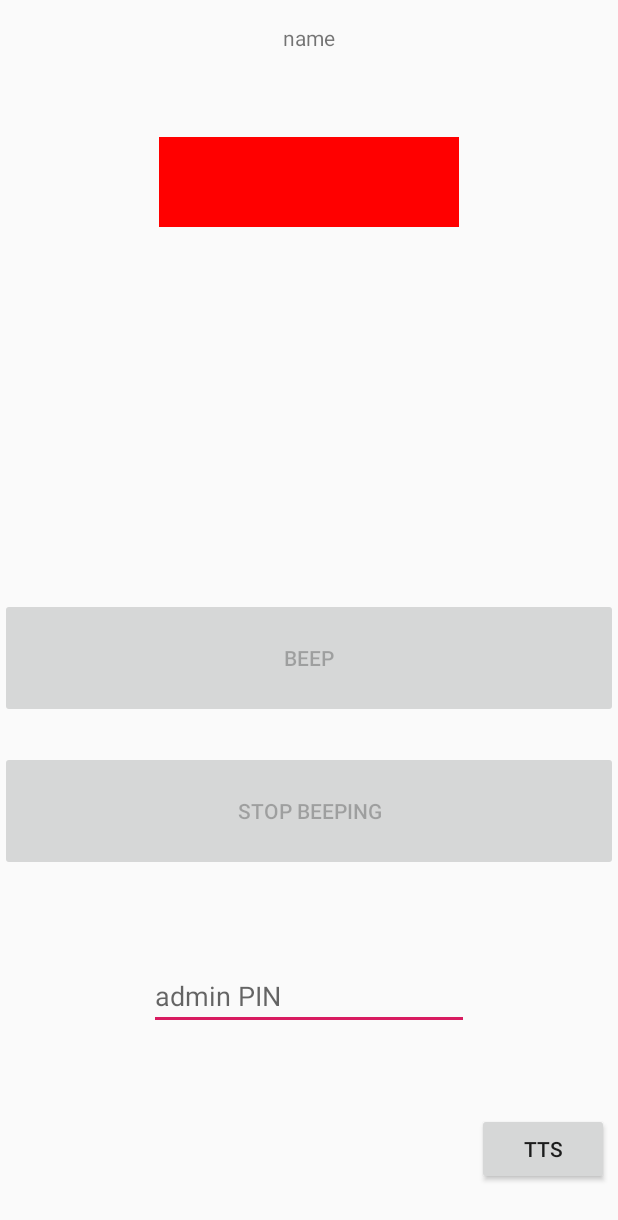
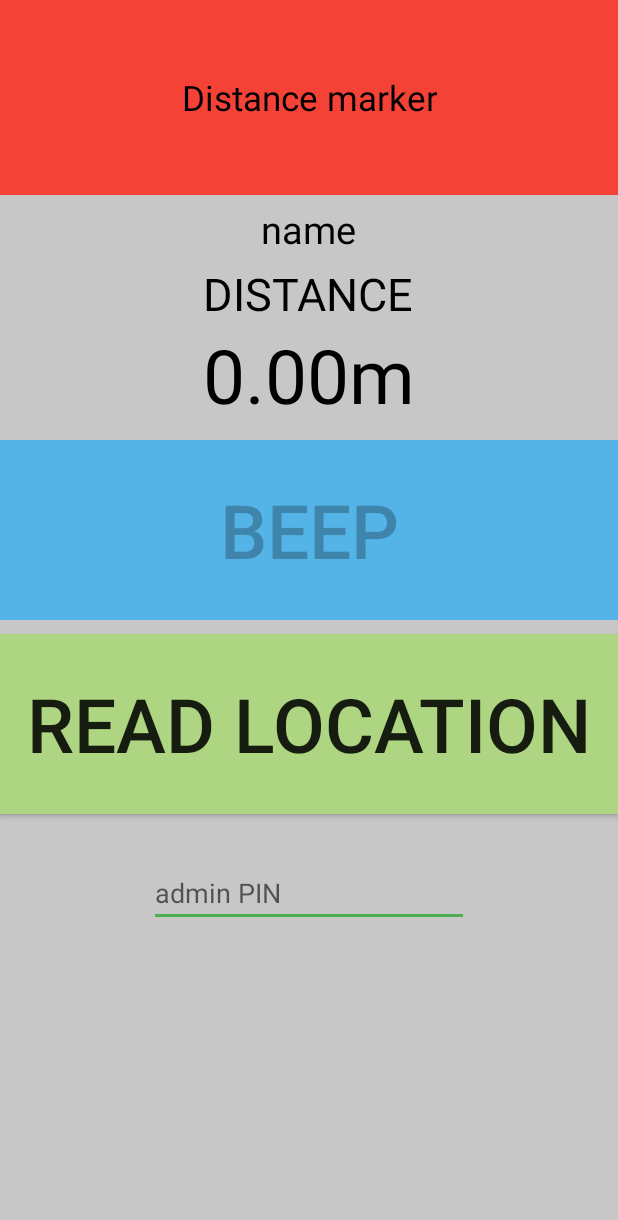
Before and after one commit to Tamjow/PedestrianButtons, an Android app: the layout activity_peripheral_control.xml on its own in the app's theme, with its tools: preview values and no code run, on a phone screen of 412 x 824 dp. Shown: the top 1220 px of the screen. Run offline under Robolectric (Android 15) with nearby library versions, the phone set to English and light mode, and no system bars.

Commit message:
cleanup + ui improvements

```diff
--- a/app/src/main/java/mateusz/holtyn/pedestrianbuttons/ui/SettingsActivity.java
+++ b/app/src/main/java/mateusz/holtyn/pedestrianbuttons/ui/SettingsActivity.java
@@ -44,6 +44,7 @@ public class SettingsActivity extends AppCompatActivity {
                 .beginTransaction()
                 .replace(R.id.settings, new SettingsFragment())
                 .commit();
+        setTheme(R.style.CustomPreferenceTheme);
         ActionBar actionBar = getSupportActionBar();
         if (actionBar != null) {
             actionBar.setDisplayHomeAsUpEnabled(true);
@@ -64,6 +65,7 @@ public class SettingsActivity extends AppCompatActivity {
 
         @Override
         public void onCreatePreferences(Bundle savedInstanceState, String rootKey) {
+
             setPreferencesFromResource(R.xml.root_preferences, rootKey);
             initHandler();
             gson = new Gson();
--- a/app/src/main/res/layout/activity_peripheral_control.xml
+++ b/app/src/main/res/layout/activity_peripheral_control.xml
@@ -2,114 +2,121 @@
 <RelativeLayout xmlns:android="http://schemas.android.com/apk/res/android"
     android:layout_width="match_parent"
     android:layout_height="match_parent"
-    android:orientation="vertical">
+    android:orientation="vertical"
+    android:background="#34000000">
 
     <TextView
         android:id="@+id/nameTextView"
         android:layout_width="wrap_content"
         android:layout_height="wrap_content"
+        android:layout_below="@+id/rectangle"
         android:layout_centerHorizontal="true"
-        android:layout_marginTop="15dp"
-        android:text="name" />
+        android:layout_marginTop="5dp"
+        android:text="name"
+        android:textColor="#000000"
+        android:textSize="25sp" />
 
     <TextView
-        android:id="@+id/rssiTextView"
+        android:id="@+id/distanceTextStatic"
         android:layout_width="wrap_content"
         android:layout_height="wrap_content"
         android:layout_below="@+id/nameTextView"
         android:layout_centerHorizontal="true"
-        android:layout_marginTop="16dp" />
+        android:layout_marginTop="5dp"
+        android:text="DISTANCE"
+        android:textSize="30sp"
+        android:textColor="#000000" />
+    <TextView
+        android:id="@+id/distanceTextView"
+        android:layout_width="wrap_content"
+        android:layout_height="wrap_content"
+        android:layout_below="@+id/distanceTextStatic"
+        android:layout_centerHorizontal="true"
+        android:text="0.00m"
+        android:textSize="50sp"
+        android:textColor="#000000" />
 
     <LinearLayout
         android:id="@+id/rectangle"
-        android:layout_width="200dp"
-        android:layout_height="60dp"
-        android:layout_below="@+id/rssiTextView"
-        android:layout_centerHorizontal="true"
-        android:layout_marginTop="21dp"
-        android:background="#FF0000"
-        android:orientation="vertical"
-        android:padding="10dp">
+        android:layout_width="fill_parent"
+        android:layout_height="130dp"
+        android:layout_alignParentTop="true"
+        android:layout_marginTop="0dp"
+        android:background="#F44336"
+        android:gravity="center"
+        android:orientation="vertical">
+
+        <TextView
+            android:layout_width="wrap_content"
+            android:layout_height="wrap_content"
+            android:gravity="center"
+            android:text="Distance marker"
+            android:textColor="#000000"
+            android:textSize="23sp" />
 
     </LinearLayout>
-
-    <TextView
-        android:id="@+id/msgTextView"
-        android:layout_width="wrap_content"
-        android:layout_height="wrap_content"
-        android:layout_above="@+id/ttsButton"
-        android:layout_centerHorizontal="true"
-        android:layout_marginTop="16dp"
-        android:layout_marginBottom="104dp"
-        android:text="" />
 
     <Button
         android:id="@+id/startBeepingButton"
         android:layout_width="fill_parent"
-        android:layout_height="80dp"
-        android:layout_above="@+id/stopBeepingButton"
-        android:layout_alignParentStart="true"
+        android:layout_height="120dp"
+        android:layout_below="@+id/distanceTextView"
         android:layout_alignParentEnd="true"
-        android:layout_centerHorizontal="true"
-        android:layout_marginBottom="22dp"
+        android:layout_marginTop="10dp"
+        android:background="#9200A6FF"
         android:enabled="false"
-        android:text="beep" />
-
-    <Button
-        android:id="@+id/stopBeepingButton"
-        android:layout_width="fill_parent"
-        android:layout_height="80dp"
-        android:layout_above="@+id/msgTextView"
-        android:layout_alignParentStart="true"
-        android:layout_alignParentEnd="true"
-        android:layout_centerHorizontal="true"
-        android:layout_marginBottom="22dp"
-        android:enabled="false"
-        android:text="stop beeping" />
+        android:text="beep"
+        android:textSize="50sp" />
 
     <Button
         android:id="@+id/ttsButton"
-        android:layout_width="wrap_content"
-        android:layout_height="wrap_content"
+        android:layout_width="fill_parent"
+        android:layout_height="120dp"
+        android:layout_below="@+id/startBeepingButton"
         android:layout_alignParentEnd="true"
-        android:layout_alignParentBottom="true"
-        android:layout_marginEnd="6dp"
-        android:layout_marginBottom="34dp"
+        android:layout_marginTop="9dp"
         android:onClick="onTTS"
-        android:text="TTS" />
+        android:text="READ LOCATION"
+        android:background="#AED581"
+        android:textSize="50sp" />
 
     <EditText
         android:importantForAutofill="no"
         android:id="@+id/passwordSettings"
         android:layout_width="wrap_content"
         android:layout_height="wrap_content"
-        android:layout_above="@+id/highButton"
-        android:layout_marginBottom="54dp"
+        android:layout_below="@+id/ttsButton"
+        android:layout_marginTop="30dp"
         android:layout_centerHorizontal="true"
         android:hint="admin PIN"
         android:ems="10"
         android:inputType="numberPassword"
         android:maxLength="4" />
 
+    <LinearLayout
+        android:layout_width="fill_parent"
+        android:layout_height="wrap_content"
+        android:layout_below="@+id/passwordSettings"
+        android:layout_centerHorizontal="true"
+        android:layout_marginTop="40dp"
+        android:orientation="horizontal"
+        android:gravity="center">
+
         <Button
             android:id="@+id/lowButton"
             android:layout_width="wrap_content"
-        android:layout_height="wrap_content"
-        android:layout_alignParentBottom="true"
-        android:layout_marginBottom="35dp"
+            android:layout_height="60dp"
             android:enabled="false"
             android:text="LOW"
+            android:layout_weight="1"
             android:onClick="onLow"
             android:visibility="invisible" />
 
         <Button
             android:id="@+id/midButton"
             android:layout_width="wrap_content"
-        android:layout_height="wrap_content"
-        android:layout_alignParentBottom="true"
-        android:layout_marginStart="18dp"
-        android:layout_marginBottom="35dp"
-        android:layout_toEndOf="@+id/lowButton"
+            android:layout_height="60dp"
+            android:layout_weight="1"
             android:enabled="false"
             android:text="MID"
             android:onClick="onMid"
@@ -118,15 +125,13 @@
         <Button
             android:id="@+id/highButton"
             android:layout_width="wrap_content"
-        android:layout_height="wrap_content"
-        android:layout_alignParentBottom="true"
-        android:layout_marginStart="21dp"
-        android:layout_marginBottom="35dp"
-        android:layout_toEndOf="@+id/midButton"
+            android:layout_height="60dp"
+            android:layout_weight="1"
             android:enabled="false"
             android:text="HIGH"
             android:onClick="onHigh"
             android:visibility="invisible" />
+    </LinearLayout>
 
 
 </RelativeLayout>
--- a/app/src/main/res/values/colors.xml
+++ b/app/src/main/res/values/colors.xml
@@ -1,6 +1,6 @@
 <?xml version="1.0" encoding="utf-8"?>
 <resources>
-    <color name="colorPrimary">#008577</color>
-    <color name="colorPrimaryDark">#00574B</color>
-    <color name="colorAccent">#D81B60</color>
+    <color name="colorPrimary">#4CAF50</color>
+    <color name="colorPrimaryDark">#3C3F41</color>
+    <color name="colorAccent">#4CAF50</color>
 </resources>
```
Also changed, not shown: app/src/main/java/mateusz/holtyn/pedestrianbuttons/ui/ButtonPage.java (+14 -4 lines), app/src/main/java/mateusz/holtyn/pedestrianbuttons/ui/PeripheralControlActivity.java (+28 -37 lines), app/src/main/res/layout/activity_button_page.xml (+33 -19 lines), app/src/main/res/layout/list.xml (+8 -7 lines), app/src/main/res/values/styles.xml (+11 -0 lines), app/src/main/res/xml/root_preferences.xml (+11 -3 lines). Lines whose indentation alone changed are shown as unchanged.
